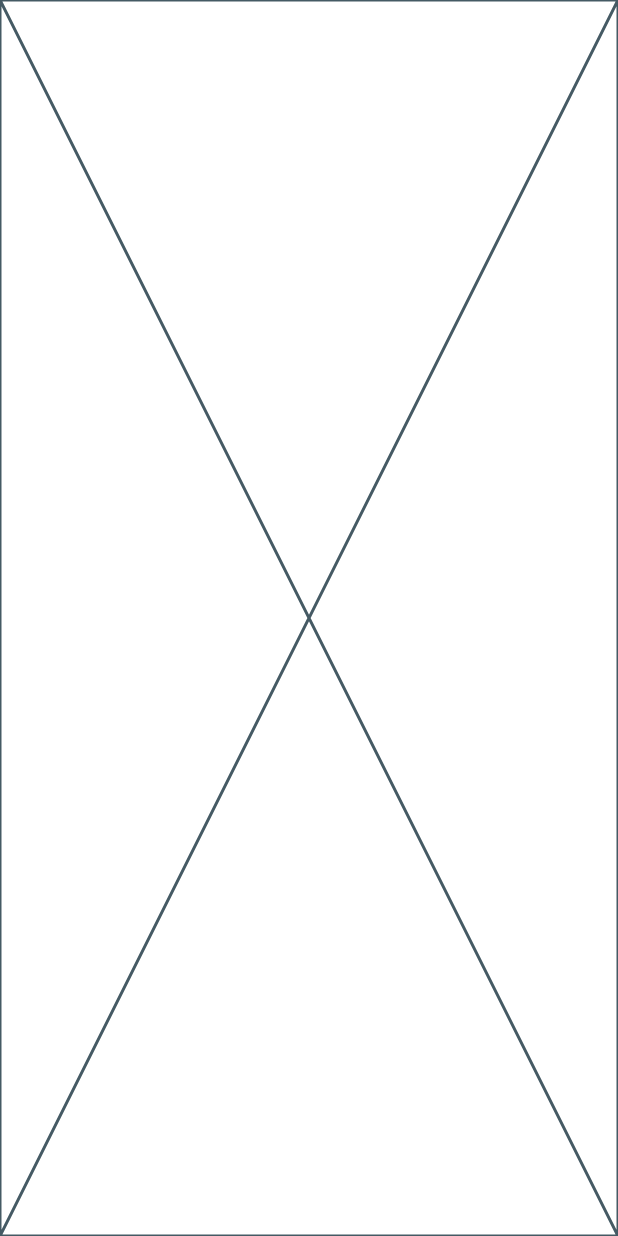
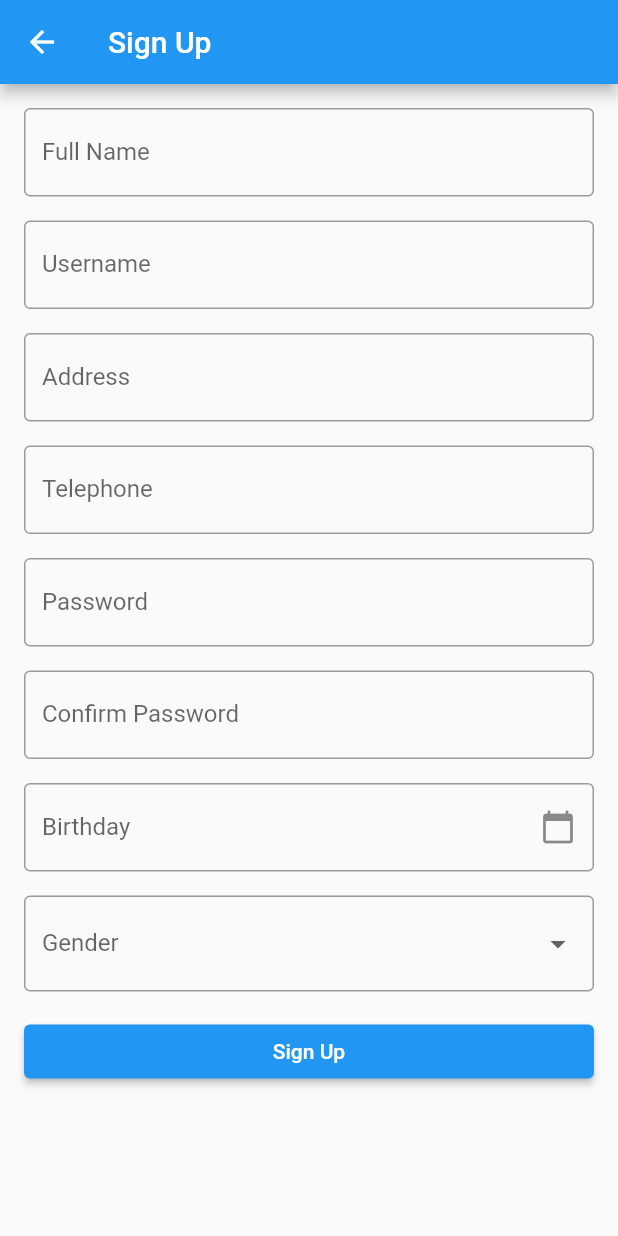
Before and after one commit to RealHack-4-0/Coding-Blinders, a Flutter app: the screen it shows after launch, after a tap on "Sign Up", on a phone screen of 412 x 824 dp. Run offline on Flutter 3.47's test engine with Material 2 defaults, Android fonts, the phone set to English and light mode, and no system bars; our stand-ins replace flutter_svg.

Commit message:
signup ui only some validations

```diff
--- a/CodingBlinders/lib/screens/signup.dart
+++ b/CodingBlinders/lib/screens/signup.dart
@@ -1,4 +1,5 @@
 import 'package:flutter/material.dart';
+
 class SignUpPage extends StatefulWidget {
   const SignUpPage({Key? key}) : super(key: key);
 
@@ -7,8 +8,169 @@ class SignUpPage extends StatefulWidget {
 }
 
 class _SignUpPageState extends State<SignUpPage> {
+  final _formKey = GlobalKey<FormState>();
+  DateTime? _birthday;
+  String? _selectedGender;
+
   @override
   Widget build(BuildContext context) {
-    return const Placeholder();
+    return Scaffold(
+      appBar: AppBar(
+        title: Text('Sign Up'),
+      ),
+      body: Padding(
+        padding: const EdgeInsets.all(16.0),
+        child: Form(
+          key: _formKey,
+          child: ListView(
+            children: [
+              TextFormField(
+                decoration: InputDecoration(
+                  labelText: 'Full Name',
+                  border: OutlineInputBorder(),
+                ),
+                onSaved: (value) {
+                  // Save the value of the field to your data model
+                },
+              ),
+              SizedBox(height: 16.0),
+              TextFormField(
+                decoration: InputDecoration(
+                  labelText: 'Username',
+                  border: OutlineInputBorder(),
+                ),
+                onSaved: (value) {
+                  // Save the value of the field to your data model
+                },
+              ),
+              SizedBox(height: 16.0),
+              TextFormField(
+                decoration: InputDecoration(
+                  labelText: 'Address',
+                  border: OutlineInputBorder(),
+                ),
+                onSaved: (value) {
+                  // Save the value of the field to your data model
+                },
+              ),
+              SizedBox(height: 16.0),
+              TextFormField(
+                decoration: InputDecoration(
+                  labelText: 'Telephone',
+                  border: OutlineInputBorder(),
+                ),
+                onSaved: (value) {
+                  // Save the value of the field to your data model
+                },
+              ),
+              SizedBox(height: 16.0),
+              TextFormField(
+                obscureText: true,
+                decoration: InputDecoration(
+                  labelText: 'Password',
+                  border: OutlineInputBorder(),
+                ),
+                onSaved: (value) {
+                  // Save the value of the field to your data model
+                },
+              ),
+              SizedBox(height: 16.0),
+              TextFormField(
+                obscureText: true,
+                decoration: InputDecoration(
+                  labelText: 'Confirm Password',
+                  border: OutlineInputBorder(),
+                ),
+                onSaved: (value) {
+                  // Save the value of the field to your data model
+                },
+              ),
+              SizedBox(height: 16.0),
+              TextFormField(
+                decoration: InputDecoration(
+                  labelText: 'Birthday',
+                  suffixIcon: IconButton(
+                    icon: Icon(Icons.calendar_today),
+                    onPressed: _selectDate,
+                  ),
+                  border: OutlineInputBorder(),
+                ),
+                controller: TextEditingController(
+                  text: _birthday == null
+                      ? ''
+                      : '${_birthday?.day}/${_birthday?.month}/${_birthday?.year}',
+                ),
+                onSaved: (value) {
+                  if (value != null && value.isNotEmpty) {
+                    final parts = value.split('/');
+                    _birthday = DateTime(
+                      int.parse(parts[2]),
+                      int.parse(parts[1]),
+                      int.parse(parts[0]),
+                    );
+                  }
+                },
+              ),
+              SizedBox(height: 16.0),
+              DropdownButtonFormField<String>(
+                decoration: InputDecoration(
+                  labelText: 'Gender',
+                  border: OutlineInputBorder(),
+                ),
+                value: _selectedGender,
+                onChanged: (value) {
+                  setState(() {
+                    _selectedGender = value;
+                  });
+                },
+                items: [
+                  DropdownMenuItem(
+                    child: Text('Male'),
+                    value: 'Male',
+                  ),
+                  DropdownMenuItem(
+                    child: Text('Female'),
+                    value: 'Female',
+                  ),
+                ],
+                onSaved: (value) {
+                  // Save the value of the field to your data model
+                },
+              ),
+              SizedBox(height: 16.0),
+              ElevatedButton(
+                onPressed: _submit,
+                child: Text('Sign Up'),
+              ),
+            ],
+          ),
+        ),
+      ),
+    );
+  }
+
+  void _selectDate() async {
+    final selectedDate = await showDatePicker(
+      context: context,
+      initialDate: _birthday ?? DateTime.now(),
+      firstDate: DateTime(1900),
+      lastDate: DateTime.now(),
+    );
+
+    if (selectedDate != null) {
+      setState(() {
+        _birthday = selectedDate;
+      });
+    }
+  }
+
+  void _submit() {
+    final form = _formKey.currentState;
+    if (form != null && form.validate()) {
+      form.save();
+
+
+
+    }
   }
 }
```
